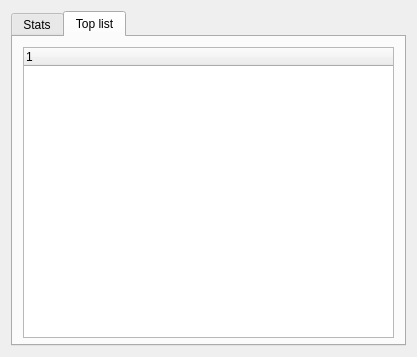
This is GalaxyGame/Student/statisticswindow.ui in ado130/GalaxyGame as Qt 5 draws it before an edit. The edited form follows.
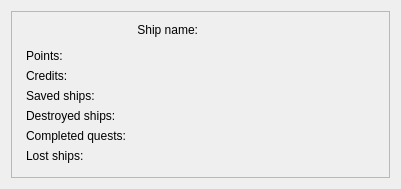
This is the edited form. Icons and pictures are not drawn.

Commit message: Updated settings, fixed top list, fixed statistics test

Diff of the .ui file:
```diff
--- a/GalaxyGame/Student/statisticswindow.ui
+++ b/GalaxyGame/Student/statisticswindow.ui
@@ -9,8 +9,8 @@
    <rect>
     <x>0</x>
     <y>0</y>
-    <width>417</width>
-    <height>357</height>
+    <width>401</width>
+    <height>189</height>
    </rect>
   </property>
   <property name="sizePolicy">
@@ -28,23 +28,7 @@
   </property>
   <layout class="QGridLayout" name="gridLayout_3">
    <item row="0" column="0">
-    <widget class="QTabWidget" name="tabWidget">
-     <property name="currentIndex">
-      <number>1</number>
-     </property>
-     <widget class="QWidget" name="tabStats">
-      <attribute name="title">
-       <string>Stats</string>
-      </attribute>
       <widget class="QScrollArea" name="scrollArea">
-       <property name="geometry">
-        <rect>
-         <x>0</x>
-         <y>10</y>
-         <width>383</width>
-         <height>171</height>
-        </rect>
-       </property>
        <property name="sizePolicy">
         <sizepolicy hsizetype="Preferred" vsizetype="Preferred">
          <horstretch>0</horstretch>
@@ -192,28 +176,6 @@
           </layout>
          </item>
         </layout>
-       </widget>
-      </widget>
-     </widget>
-     <widget class="QWidget" name="tabTop">
-      <attribute name="title">
-       <string>Top list</string>
-      </attribute>
-      <widget class="QTreeWidget" name="treeWidget">
-       <property name="geometry">
-        <rect>
-         <x>10</x>
-         <y>10</y>
-         <width>371</width>
-         <height>291</height>
-        </rect>
-       </property>
-       <column>
-        <property name="text">
-         <string notr="true">1</string>
-        </property>
-       </column>
-      </widget>
      </widget>
     </widget>
    </item>
```
Left out of the diff: 2 changed lines with no effect on the pictures. Lines whose indentation alone changed are shown as unchanged. The commit also changes 19 other files.
